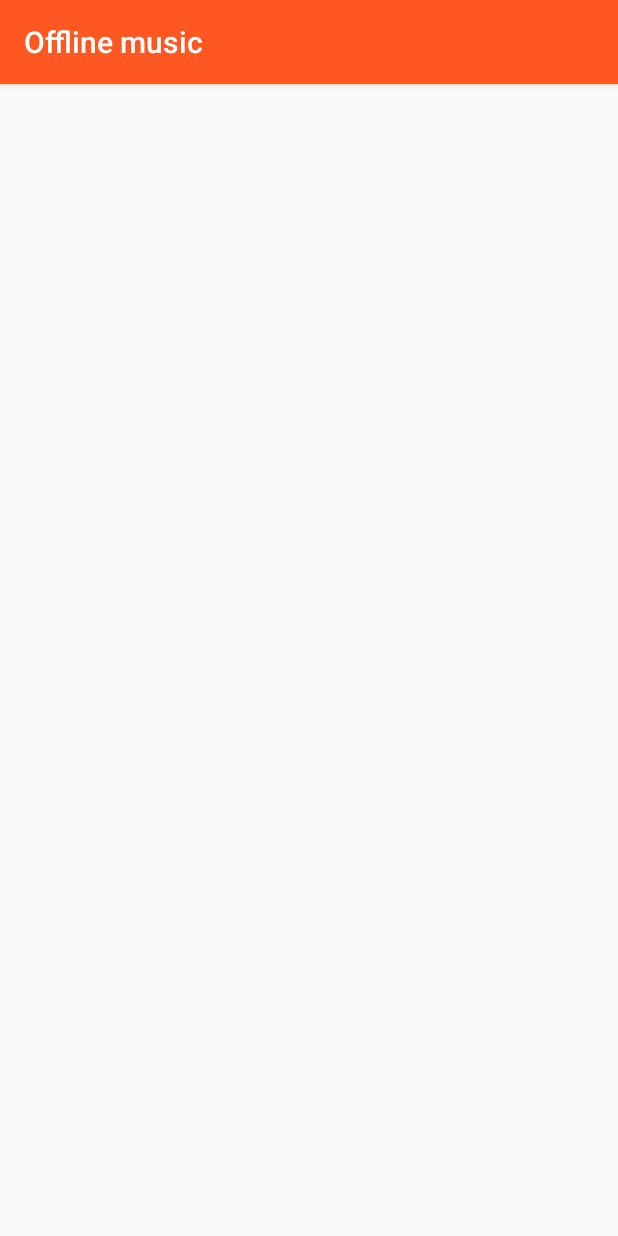
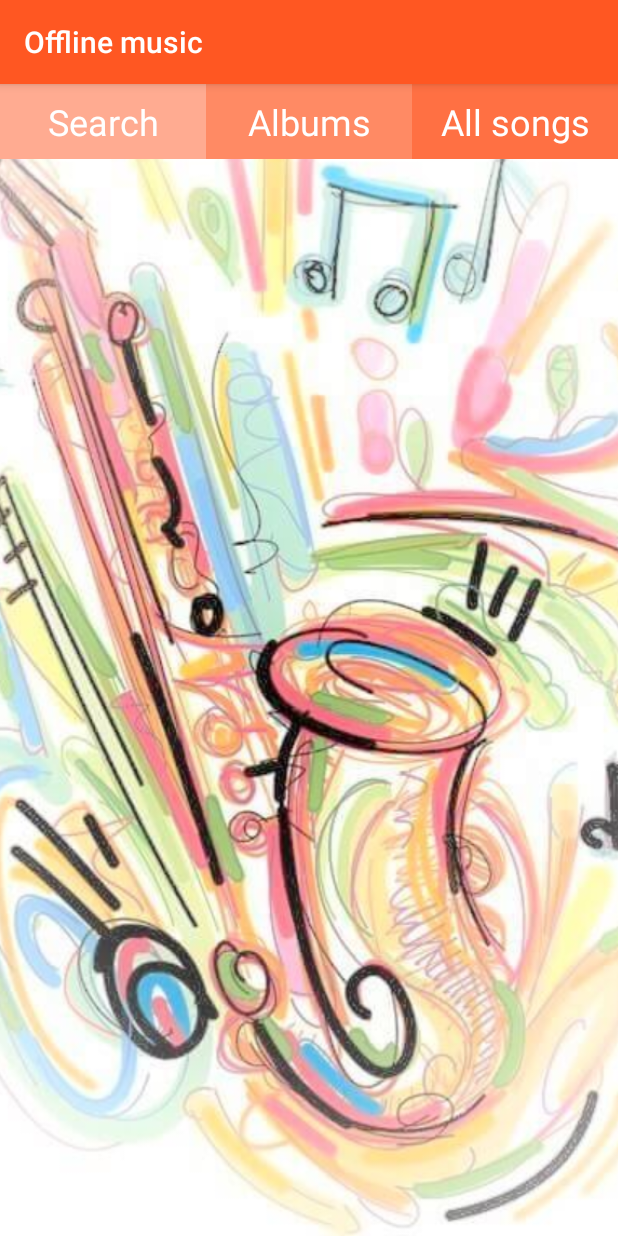
Before and after one commit to MarynaKalachova/Music_App, an Android app: the OfflineActivity screen opened directly, with no data from a screen before it, on a phone screen of 412 x 824 dp. Run offline under Robolectric (Android 15) with nearby library versions, the light colour scheme and no system bars.

Commit message:
Add TextViews and ImageView to activity_offline.xml

```diff
--- a/app/src/main/res/layout/activity_offline.xml
+++ b/app/src/main/res/layout/activity_offline.xml
@@ -3,10 +3,27 @@
     xmlns:tools="http://schemas.android.com/tools"
     android:layout_width="match_parent"
     android:layout_height="match_parent"
-    android:paddingBottom="@dimen/activity_vertical_margin"
-    android:paddingLeft="@dimen/activity_horizontal_margin"
-    android:paddingRight="@dimen/activity_horizontal_margin"
-    android:paddingTop="@dimen/activity_vertical_margin"
     tools:context="com.example.android.mymusicapp.OfflineActivity">
 
+    <ImageView
+        style="@style/BackgroundImage"
+        android:src="@drawable/offline_music"/>
+
+    <LinearLayout
+        style="@style/LinearLayoutWithImage">
+
+        <TextView
+            style="@style/secondaryActivity1"
+            android:text="@string/search"/>
+
+        <TextView
+            style="@style/secondaryActivity2"
+            android:text="@string/albums"/>
+
+        <TextView
+            style="@style/secondaryActivity3"
+            android:text="@string/all_songs"/>
+
+    </LinearLayout>
+
 </RelativeLayout>
--- a/app/src/main/res/values/colors.xml
+++ b/app/src/main/res/values/colors.xml
@@ -4,9 +4,9 @@
     <color name="colorPrimaryDark">#E64A19</color>
     <color name="colorAccent">#03A9F4</color>
     <color name="colorLightPrimaryColor">#FFCCBC</color>
-    <color name="category_online">#ffab91</color>
-    <color name="category_radio">#ff8a64</color>
-    <color name="category_recent">#ff7043</color>
+    <color name="category2">#ffab91</color>
+    <color name="category3">#ff8a64</color>
+    <color name="category4">#ff7043</color>
     <color name="colorText">#FFFFFF</color>
 
 
--- a/app/src/main/res/values/strings.xml
+++ b/app/src/main/res/values/strings.xml
@@ -9,7 +9,7 @@
 
     <string name="search">Search</string>
     <string name="search_genre">Peek genre</string>
-    <string name="folders">Folders</string>
+    <!--<string name="folders">Folders</string>-->
     <string name="albums">Albums</string>
     <string name="all_songs">All songs</string>
 
--- a/app/src/main/res/values/styles.xml
+++ b/app/src/main/res/values/styles.xml
@@ -22,20 +22,52 @@
     </style>
 
     <style name="mainActivityTextView_Online" parent="@style/mainActivityTextView">
-        <item name="android:background">@color/category_online</item>
+        <item name="android:background">@color/category2</item>
     </style>
 
     <style name="mainActivityTextView_Radio" parent="@style/mainActivityTextView">
-        <item name="android:background">@color/category_radio</item>
+        <item name="android:background">@color/category3</item>
     </style>
 
     <style name="mainActivityTextView_Recent" parent="@style/mainActivityTextView">
-        <item name="android:background">@color/category_recent</item>
+        <item name="android:background">@color/category4</item>
     </style>
 
     <style name="mainActivityTextView_Favorites" parent="@style/mainActivityTextView">
         <item name="android:background">@color/colorPrimary</item>
     </style>
 
+    <style name="LinearLayoutWithImage">
+        <item name="android:layout_height">50dp</item>
+        <item name="android:layout_width">match_parent</item>
+    </style>
+
+    <style name="secondaryActivityTextView">
+        <item name="android:layout_width">0dp</item>
+        <item name="android:layout_height">50dp</item>
+        <item name="android:layout_weight">1</item>
+        <item name="android:layout_alignParentTop">true</item>
+        <item name="android:gravity">center</item>
+        <item name="android:textSize">24sp</item>
+        <item name="android:textColor">@color/colorText</item>
+    </style>
+
+    <style name="secondaryActivity1" parent="@style/secondaryActivityTextView">
+        <item name="android:background">@color/category2</item>
+    </style>
+
+    <style name="secondaryActivity2" parent="@style/secondaryActivityTextView">
+        <item name="android:background">@color/category3</item>
+    </style>
+
+    <style name="secondaryActivity3" parent="@style/secondaryActivityTextView">
+        <item name="android:background">@color/category4</item>
+    </style>
+
+    <style name="BackgroundImage">
+        <item name="android:layout_width">match_parent</item>
+        <item name="android:layout_height">match_parent</item>
+        <item name="android:scaleType">centerCrop</item>
+    </style>
 
 </resources>
```
Also changed, not shown: app/src/main/res/drawable/offline_music.jpg (added), app/src/main/res/drawable/online_music.jpg (added).
